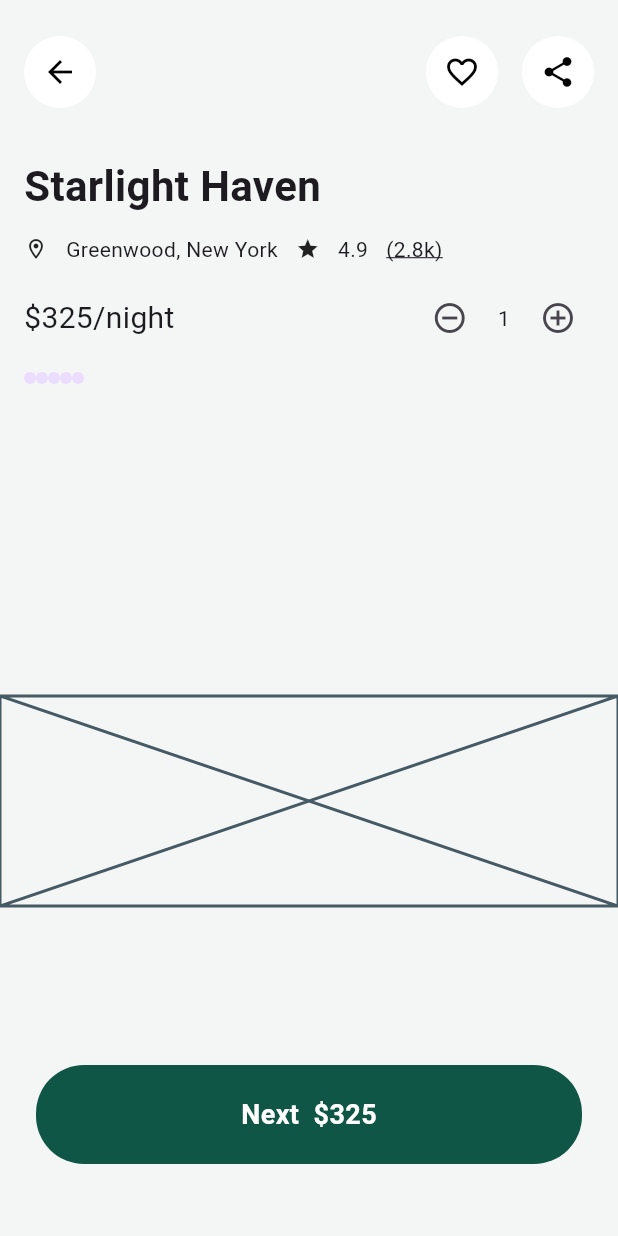
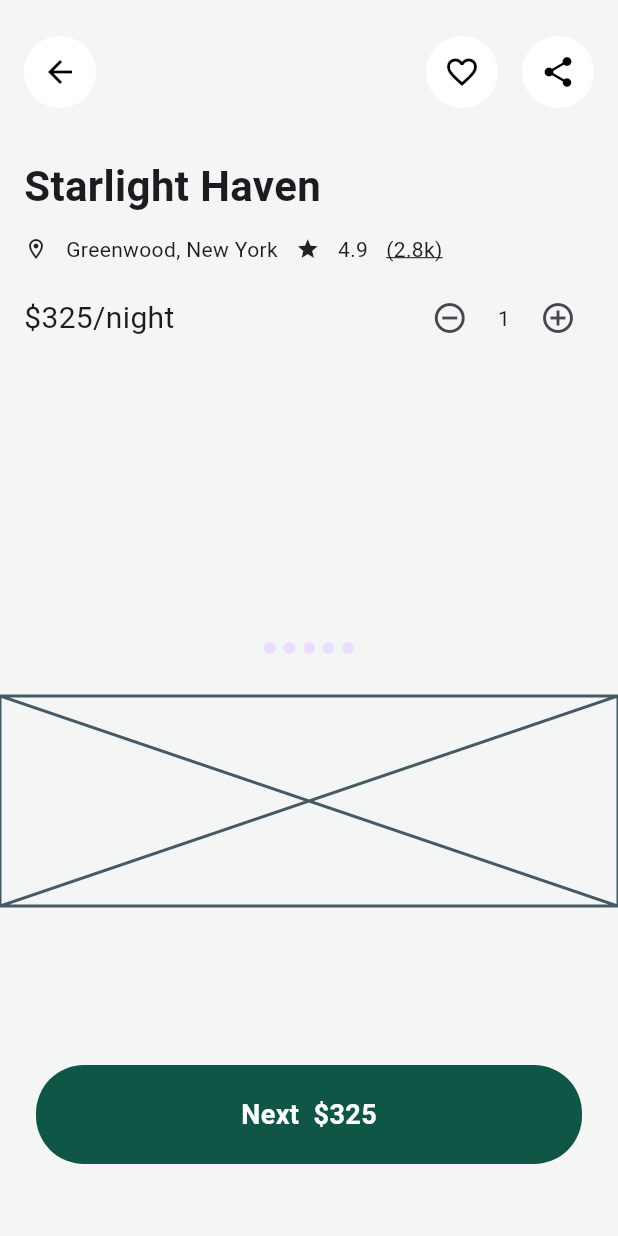
Before and after one commit to JAICHANGPARK/flutter_notebook_chapter_42, a Flutter app: the HotelBookDetailPage screen opened directly, on a phone screen of 412 x 824 dp. Run offline on Flutter 3.47's test engine with Material 3 defaults, Android fonts, the phone set to English and light mode, and no system bars; our stand-ins replace date_picker_timeline, gap, hugeicons.

Commit message:
Update hotel_book_detail_page.dart

```diff
--- a/lib/ep2109_hotel_book_app/views/hotel_book_detail_page.dart
+++ b/lib/ep2109_hotel_book_app/views/hotel_book_detail_page.dart
@@ -112,7 +112,12 @@ class _HotelBookDetailPageState extends State<HotelBookDetailPage> {
                                   child: Stack(
                                     children: [
                                       Positioned(
+                                        bottom: 12,
+                                        left: 0,
+                                        right: 0,
                                         child: Row(
+                                          mainAxisAlignment: MainAxisAlignment.center,
+                                          spacing: 5,
                                           children: List.generate(5, (index){
                                             return CircleAvatar(
                                               radius: 4,
```
